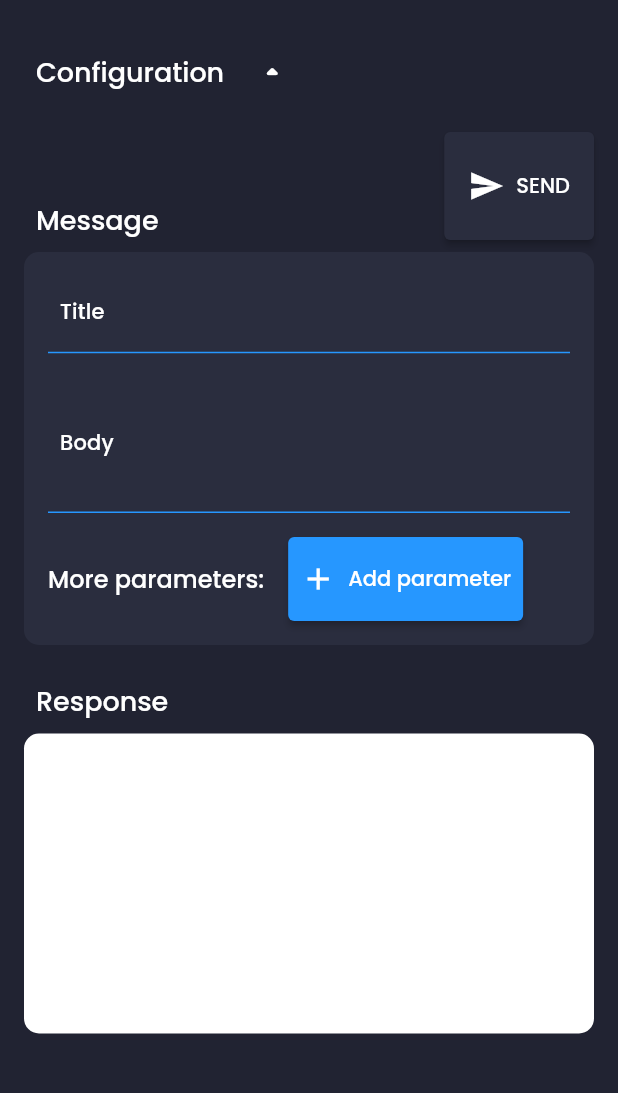
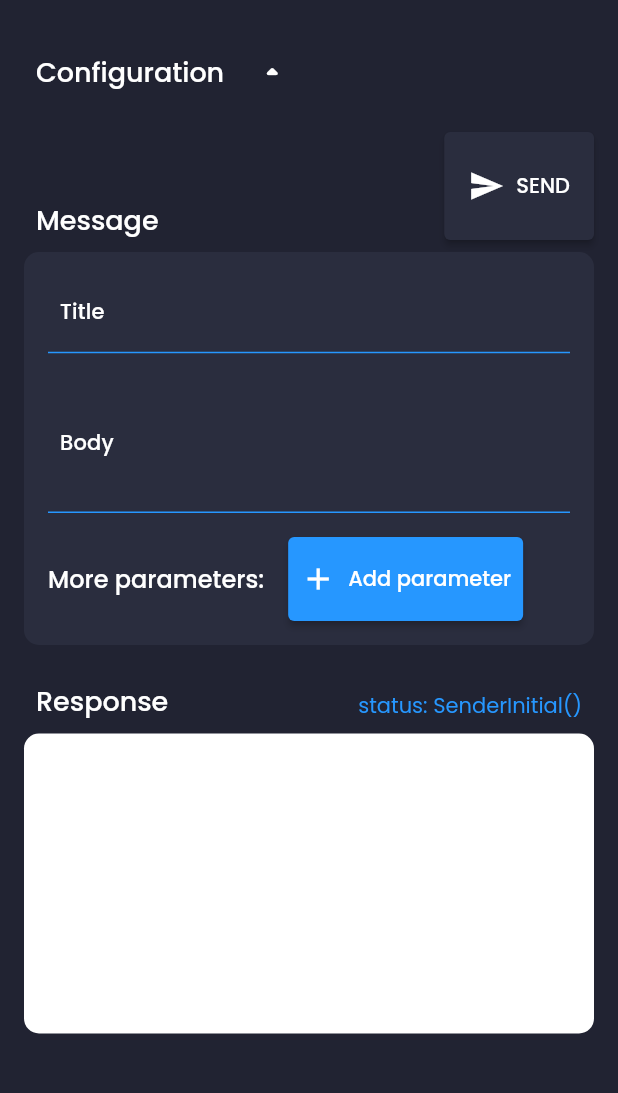
Before and after one commit to RuiMiguel/notification_pusher, a Flutter app: the screen it shows after launch, on a phone screen of 412 x 824 dp, the part 90-1183 px from its top. Run offline on Flutter 3.47's test engine with Material 2 defaults, Android fonts, the phone set to English and light mode, and no system bars; our stand-ins replace bloc, equatable, flutter_bloc, google_fonts.

Commit message:
Fix: print sending result on response view

```diff
--- /dev/null
+++ b/lib/bloc/sender/sender_event.dart
@@ -0,0 +1,17 @@
+part of 'sender_bloc.dart';
+
+abstract class SenderEvent extends Equatable {
+  const SenderEvent();
+
+  @override
+  List<Object> get props => [];
+}
+
+class SendMessage extends SenderEvent {
+  final String projectKey;
+  final String? deviceToken;
+  final String title;
+  final String body;
+
+  const SendMessage(this.projectKey, this.deviceToken, this.title, this.body);
+}
--- /dev/null
+++ b/lib/bloc/sender/sender_state.dart
@@ -0,0 +1,22 @@
+part of 'sender_bloc.dart';
+
+abstract class SenderState extends Equatable {
+  const SenderState();
+
+  @override
+  List<Object> get props => [];
+}
+
+class SenderInitial extends SenderState {}
+
+class SenderLoading extends SenderState {}
+
+class SenderSuccess extends SenderState {
+  final Response response;
+  const SenderSuccess(this.response);
+}
+
+class SenderError extends SenderState {
+  final Response response;
+  const SenderError(this.response);
+}
--- a/lib/dependency_injection.dart
+++ b/lib/dependency_injection.dart
@@ -2,6 +2,7 @@ import 'package:flutter/material.dart';
 import 'package:flutter_bloc/flutter_bloc.dart';
 import 'package:provider/provider.dart';
 import 'package:pusher/bloc/device/device_bloc.dart';
+import 'package:pusher/bloc/sender/sender_bloc.dart';
 import 'package:pusher/cubit/broadcast/broadcast_cubit.dart';
 import 'package:pusher/cubit/drawer/drawer_cubit.dart';
 import 'package:pusher/cubit/dropdown/dropdown_cubit.dart';
@@ -42,6 +43,9 @@ MultiBlocProvider _buildBlocInjection({
       BlocProvider(
         create: (context) => DeviceBloc(),
       ),
+      BlocProvider(
+        create: (context) => SenderBloc(),
+      ),
     ],
     child: widget,
   );
--- /dev/null
+++ b/lib/domain/model/response.dart
@@ -0,0 +1,21 @@
+class Response {
+  final int multicastId;
+  final int success;
+  final int failure;
+  final int canonicalIds;
+  final List<ResponseResult> results;
+
+  Response({
+    required this.multicastId,
+    required this.success,
+    required this.failure,
+    required this.canonicalIds,
+    required this.results,
+  });
+}
+
+class ResponseResult {
+  final String error;
+
+  ResponseResult({required this.error});
+}
--- a/lib/ui/dashboard/dashboard_screen.dart
+++ b/lib/ui/dashboard/dashboard_screen.dart
@@ -1,5 +1,6 @@
 import 'package:flutter/material.dart';
 import 'package:flutter_bloc/flutter_bloc.dart';
+import 'package:pusher/bloc/sender/sender_bloc.dart';
 import 'package:pusher/cubit/drawer/drawer_cubit.dart';
 import 'package:pusher/ui/dashboard/configuration/configuration_view.dart';
 import 'package:pusher/ui/dashboard/message/message_view.dart';
@@ -13,7 +14,10 @@ class DashboardScreen extends StatelessWidget {
   @override
   Widget build(BuildContext context) {
     DrawerCubit drawerCubit = BlocProvider.of<DrawerCubit>(context);
+    SenderBloc senderBloc = BlocProvider.of<SenderBloc>(context);
 
+    return BlocBuilder<SenderBloc, SenderState>(
+      builder: (context, state) {
         return Scaffold(
           key: drawerCubit.scaffoldKey,
           drawer: const SideMenu(),
@@ -29,14 +33,23 @@ class DashboardScreen extends StatelessWidget {
                   ConfigurationView(),
                   const SizedBox(height: 16.0),
                   MessageView(
-                pressed: () {},
+                    pressed: () {
+                      senderBloc.add(
+                        SendMessage(
+                            "projectKey", "deviceToken", "title", "body"),
+                      );
+                    },
                   ),
                   const SizedBox(height: 16.0),
-              const ResponseView(),
+                  ResponseView(
+                    state: state,
+                  ),
                 ],
               ),
             ),
           ),
         );
+      },
+    );
   }
 }
--- a/lib/ui/dashboard/message/message_view.dart
+++ b/lib/ui/dashboard/message/message_view.dart
@@ -2,8 +2,8 @@ import 'package:flutter/material.dart';
 import 'package:flutter_bloc/flutter_bloc.dart';
 import 'package:pusher/bloc/device/device_bloc.dart';
 import 'package:pusher/styles/colors.dart';
+import 'package:pusher/ui/components/input_field.dart';
 import 'package:pusher/ui/components/section_title.dart';
-import 'package:pusher/ui/components/input_field.dart';
 
 class MessageView extends StatelessWidget {
   MessageView({Key? key, required this.pressed}) : super(key: key);
@@ -29,7 +29,7 @@ class MessageView extends StatelessWidget {
                 padding: const EdgeInsets.only(bottom: 8.0),
                 child: ElevatedButton.icon(
                   onPressed: () {
-                    if (state is Uninitialized) pressed();
+                    if (state is! Uninitialized) pressed();
                   },
                   style: TextButton.styleFrom(
                     backgroundColor: (state is Uninitialized)
--- a/lib/ui/dashboard/response_view.dart
+++ b/lib/ui/dashboard/response_view.dart
@@ -1,20 +1,51 @@
 import 'package:flutter/material.dart';
 import 'package:flutter/widgets.dart';
+import 'package:flutter_bloc/flutter_bloc.dart';
+import 'package:pusher/bloc/sender/sender_bloc.dart';
+import 'package:pusher/styles/colors.dart';
 import 'package:pusher/ui/components/section_title.dart';
 
 class ResponseView extends StatelessWidget {
+  final SenderState state;
+
   const ResponseView({
     Key? key,
+    required this.state,
   }) : super(key: key);
+
+  _printResponse(SenderState state) {
+    switch (state.runtimeType) {
+      case SenderLoading:
+        return "Loading...";
+      case SenderSuccess:
+        return (state as SenderSuccess).response.toString();
+      case SenderError:
+        return (state as SenderSuccess).response.toString();
+      default:
+        return "";
+    }
+  }
 
   @override
   Widget build(BuildContext context) {
+    SenderBloc senderBloc = BlocProvider.of<SenderBloc>(context);
+
+    return BlocBuilder<SenderBloc, SenderState>(builder: (context, state) {
       return Column(
         children: [
           Row(
+            mainAxisAlignment: MainAxisAlignment.spaceBetween,
+            crossAxisAlignment: CrossAxisAlignment.end,
             children: [
               const SectionTitle(
                 title: "Response",
+              ),
+              Padding(
+                padding: const EdgeInsets.all(8.0),
+                child: Text(
+                  "status: $state",
+                  style: const TextStyle(fontSize: 14, color: primaryColor),
+                ),
               ),
             ],
           ),
@@ -27,8 +58,16 @@ class ResponseView extends StatelessWidget {
                 Radius.circular(10),
               ),
             ),
+            child: Padding(
+              padding: const EdgeInsets.all(8.0),
+              child: Text(
+                _printResponse(state),
+                style: const TextStyle(fontSize: 14, color: primaryColor),
+              ),
+            ),
           ),
         ],
       );
+    });
   }
 }
```
Also changed, not shown: lib/bloc/sender/sender_bloc.dart (added, +37 -0 lines). Lines whose indentation alone changed are shown as unchanged.
